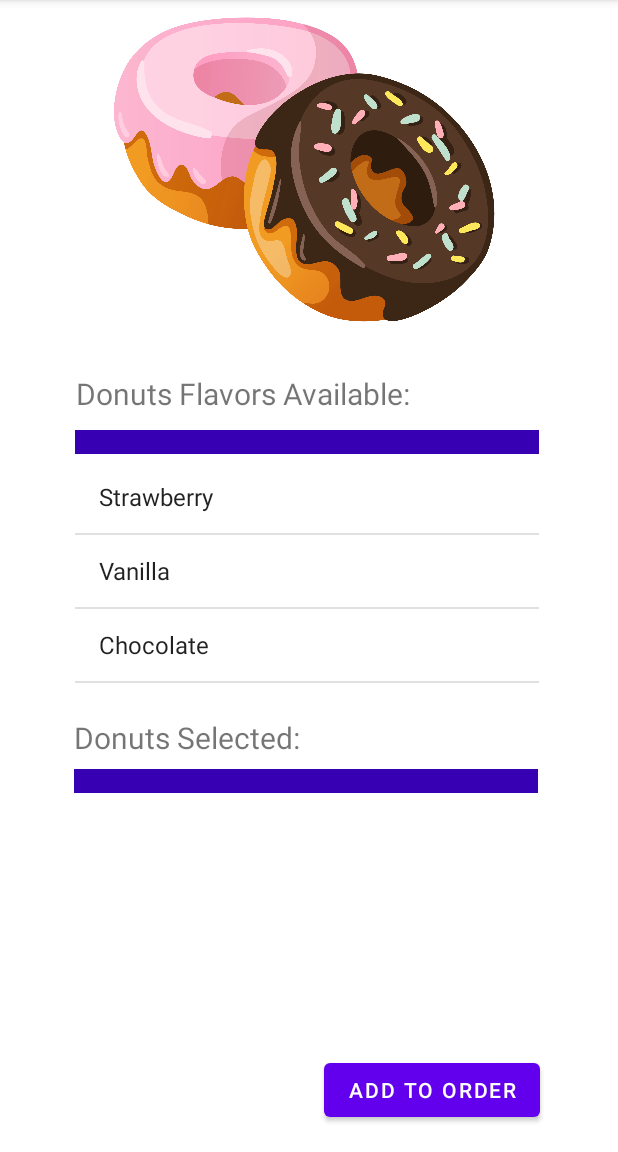
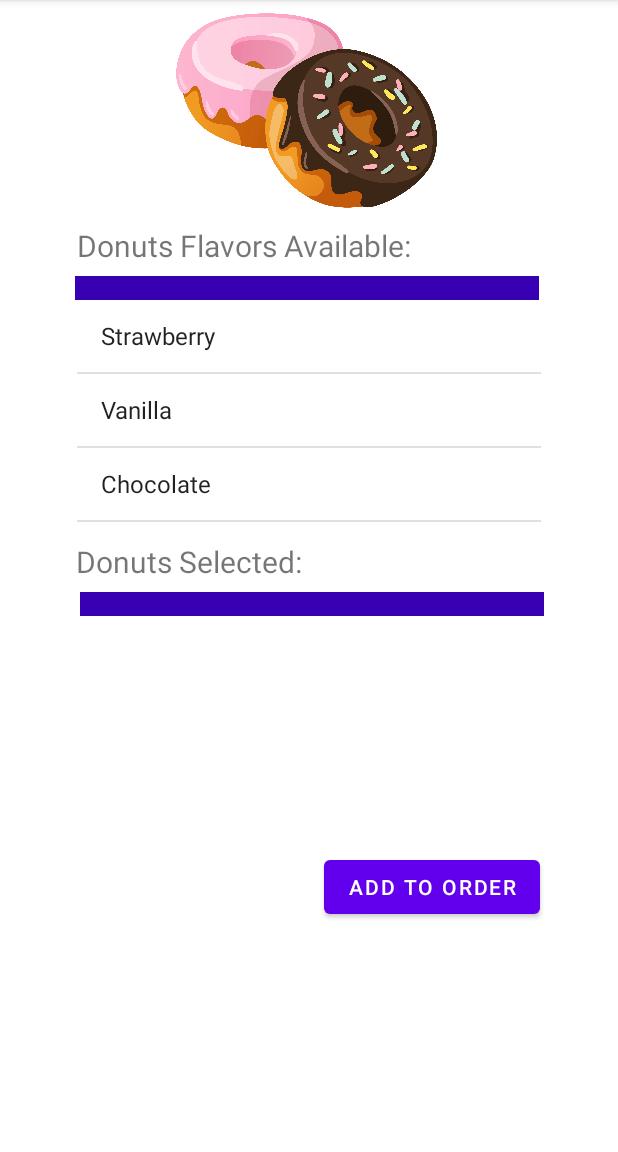
Before and after one commit to sukhjitsingh98/project5-CS213-Spring21, an Android app: the OrderingDonutsActivity screen opened directly, with no data from a screen before it, on a phone screen of 412 x 824 dp, the part 84-1236 px from its top. Run offline under Robolectric (Android 15) with nearby library versions, the phone set to English and light mode, and no system bars.

Commit message:
Fixed layout and positioning of components

```diff
--- a/app/src/main/res/layout/activity_ordering_donuts.xml
+++ b/app/src/main/res/layout/activity_ordering_donuts.xml
@@ -8,10 +8,10 @@
 
     <ImageView
         android:id="@+id/donutsPage"
-        android:layout_width="271dp"
-        android:layout_height="218dp"
-        android:layout_marginStart="68dp"
-        android:layout_marginLeft="68dp"
+        android:layout_width="186dp"
+        android:layout_height="139dp"
+        android:layout_marginStart="112dp"
+        android:layout_marginLeft="112dp"
         android:layout_marginTop="4dp"
         android:clickable="false"
         android:contentDescription="@string/order_coffee_button"
@@ -24,24 +24,26 @@
         android:id="@+id/selectableFlavors"
         android:layout_width="309dp"
         android:layout_height="153dp"
+        android:layout_marginTop="200dp"
         android:entries="@array/donutFlavors"
 
         app:layout_constraintBottom_toBottomOf="parent"
         app:layout_constraintEnd_toEndOf="parent"
-        app:layout_constraintHorizontal_bias="0.49"
         app:layout_constraintStart_toStartOf="parent"
-        app:layout_constraintTop_toTopOf="parent" />
+        app:layout_constraintTop_toTopOf="parent"
+        app:layout_constraintVertical_bias="0.0" />
 
     <ListView
         android:id="@+id/selected"
-        android:layout_width="309dp"
-        android:layout_height="153dp"
+        android:layout_width="308dp"
+        android:layout_height="140dp"
+        android:layout_marginTop="405dp"
         app:layout_constraintBottom_toBottomOf="parent"
         app:layout_constraintEnd_toEndOf="parent"
-        app:layout_constraintHorizontal_bias="0.49"
+        app:layout_constraintHorizontal_bias="0.504"
         app:layout_constraintStart_toStartOf="parent"
         app:layout_constraintTop_toTopOf="parent"
-        app:layout_constraintVertical_bias="0.871" />
+        app:layout_constraintVertical_bias="0.026" />
 
     <Button
         android:id="@+id/placeDonutOrder"
@@ -49,72 +51,78 @@
         android:layout_height="wrap_content"
         android:layout_marginStart="216dp"
         android:layout_marginLeft="216dp"
+        android:layout_marginTop="550dp"
+        android:onClick="onSubmitDonutOrder"
         android:text="@string/add_donut_button"
-        android:onClick="onSubmitDonutOrder"
         app:layout_constraintBottom_toBottomOf="parent"
         app:layout_constraintStart_toStartOf="parent"
         app:layout_constraintTop_toTopOf="parent"
-        app:layout_constraintVertical_bias="0.976" />
+        app:layout_constraintVertical_bias="0.102" />
 
     <TextView
         android:id="@+id/price_of_donuts"
         android:layout_width="83dp"
         android:layout_height="42dp"
+        android:layout_marginTop="550dp"
         android:textSize="30sp"
         app:layout_constraintBottom_toBottomOf="parent"
         app:layout_constraintEnd_toEndOf="parent"
-        app:layout_constraintHorizontal_bias="0.128"
+        app:layout_constraintHorizontal_bias="0.161"
         app:layout_constraintStart_toStartOf="parent"
         app:layout_constraintTop_toTopOf="parent"
-        app:layout_constraintVertical_bias="0.976" />
+        app:layout_constraintVertical_bias="0.094" />
 
     <View
         android:layout_width="309dp"
         android:layout_height="16dp"
+        android:layout_marginTop="389dp"
         android:background="@color/purple_700"
         app:layout_constraintBottom_toBottomOf="parent"
         app:layout_constraintEnd_toEndOf="parent"
-        app:layout_constraintHorizontal_bias="0.48"
+        app:layout_constraintHorizontal_bias="0.519"
         app:layout_constraintStart_toStartOf="parent"
         app:layout_constraintTop_toTopOf="parent"
-        app:layout_constraintVertical_bias="0.682" />
+        app:layout_constraintVertical_bias="0.015" />
 
     <View
         android:id="@+id/view"
         android:layout_width="309dp"
         android:layout_height="16dp"
+        android:layout_marginTop="184dp"
         android:background="@color/purple_700"
         app:layout_constraintBottom_toBottomOf="parent"
         app:layout_constraintEnd_toEndOf="parent"
         app:layout_constraintHorizontal_bias="0.49"
         app:layout_constraintStart_toStartOf="parent"
         app:layout_constraintTop_toTopOf="parent"
-        app:layout_constraintVertical_bias="0.381" />
+        app:layout_constraintVertical_bias="0.0" />
 
     <TextView
         android:id="@+id/selectableDonuts"
-        android:layout_width="304dp"
-        android:layout_height="25dp"
+        android:layout_width="305dp"
+        android:layout_height="34dp"
+        android:layout_marginTop="150dp"
         android:text="@string/selectable_donuts"
         android:textSize="20sp"
         app:layout_constraintBottom_toBottomOf="parent"
         app:layout_constraintEnd_toEndOf="parent"
-        app:layout_constraintHorizontal_bias="0.467"
+        app:layout_constraintHorizontal_bias="0.481"
         app:layout_constraintStart_toStartOf="parent"
         app:layout_constraintTop_toTopOf="parent"
-        app:layout_constraintVertical_bias="0.335" />
+        app:layout_constraintVertical_bias="0.0" />
 
     <TextView
         android:id="@+id/selectedDonuts"
-        android:layout_width="305dp"
-        android:layout_height="33dp"
+        android:layout_width="307dp"
+        android:layout_height="34dp"
+        android:layout_marginTop="355dp"
         android:text="@string/selected_donuts"
         android:textSize="20sp"
         app:layout_constraintBottom_toBottomOf="parent"
         app:layout_constraintEnd_toEndOf="parent"
-        app:layout_constraintHorizontal_bias="0.462"
+        app:layout_constraintHorizontal_bias="0.481"
         app:layout_constraintStart_toStartOf="parent"
         app:layout_constraintTop_toTopOf="parent"
-        app:layout_constraintVertical_bias="0.651" />
+        app:layout_constraintVertical_bias="0.014" />
 
 </androidx.constraintlayout.widget.ConstraintLayout>
```
Also changed, not shown: app/src/main/res/layout/activity_add_donut.xml (+15 -12 lines).
